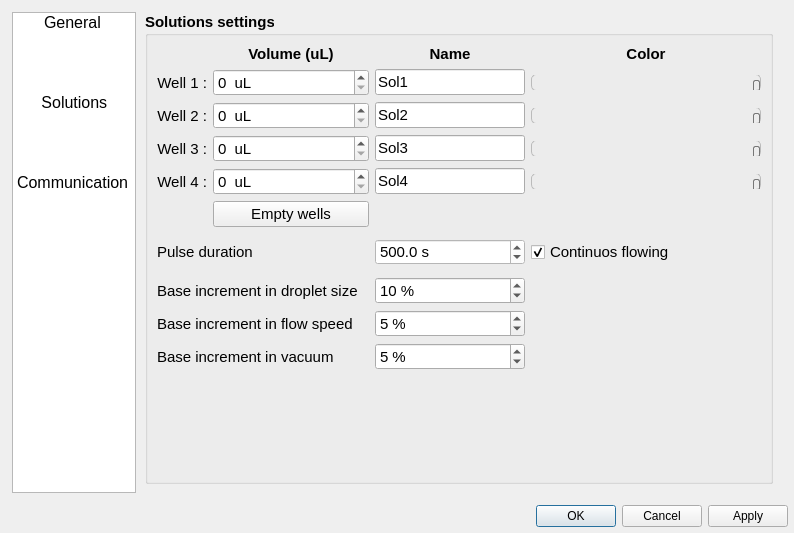
Before: the Qt Designer form apps/Lab-on-a-tip/Lab-on-a-tip_tools.ui in bellonemauro/Labonatip2.0, drawn with Qt 5.
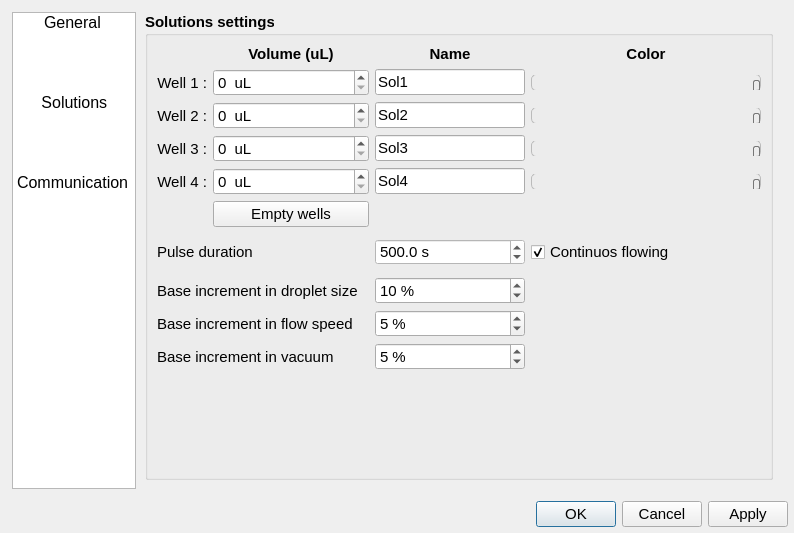
After: the same form once the commit is applied. Icons and pictures are not drawn.

Diff of the .ui file:
```diff
--- a/apps/Lab-on-a-tip/Lab-on-a-tip_tools.ui
+++ b/apps/Lab-on-a-tip/Lab-on-a-tip_tools.ui
@@ -80,7 +80,7 @@
         <x>0</x>
         <y>0</y>
         <width>782</width>
-        <height>492</height>
+        <height>489</height>
        </rect>
       </property>
       <property name="sizePolicy">
@@ -2451,6 +2451,11 @@
    </item>
    <item row="1" column="0">
     <widget class="QDialogButtonBox" name="buttonBox">
+     <property name="font">
+      <font>
+       <pointsize>11</pointsize>
+      </font>
+     </property>
      <property name="standardButtons">
       <set>QDialogButtonBox::Apply|QDialogButtonBox::Cancel|QDialogButtonBox::Ok</set>
      </property>
```
